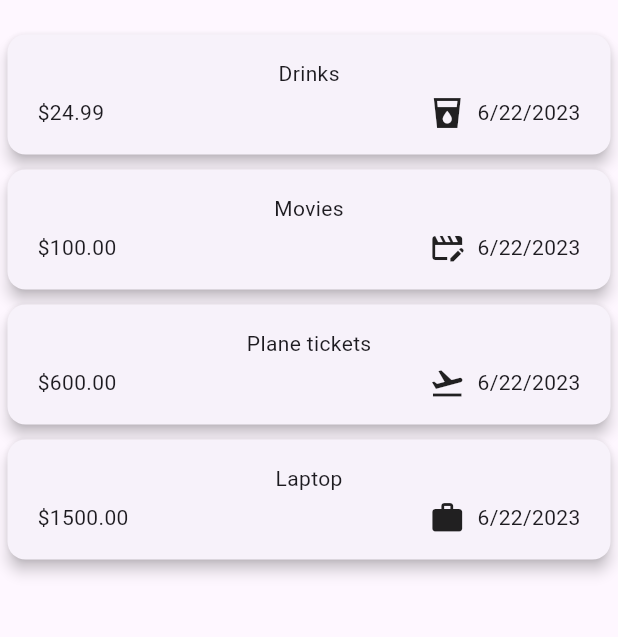
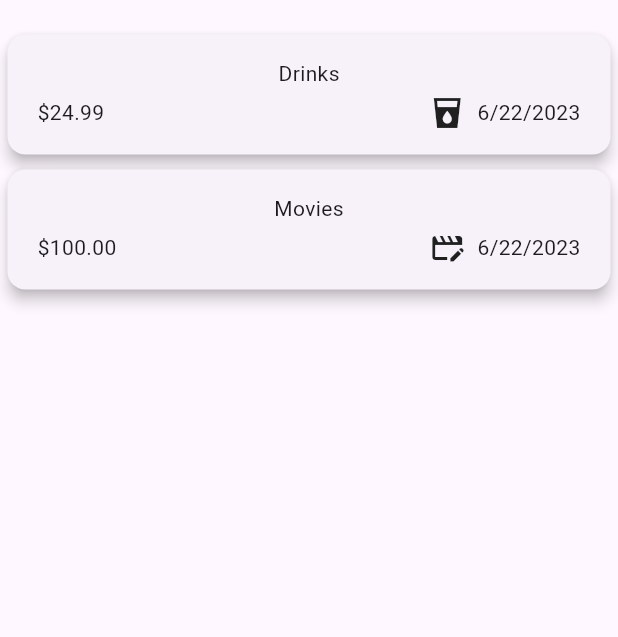
Before and after one commit to GetRighhttt/ExpenseTrackerFlutter, a Flutter app: the screen it shows after launch, on a phone screen of 412 x 824 dp, the part 57-694 px from its top. Run offline on Flutter 3.47's test engine with Material 2 defaults, Android fonts, the phone set to English and light mode, and no system bars; missing offline and left inert: dart:ffi.

Commit message:
cleaning up some code.

```diff
--- a/expense_tracker/lib/pages/expense_page.dart
+++ b/expense_tracker/lib/pages/expense_page.dart
@@ -26,18 +26,6 @@ class _ExpenseTrackerPageState extends State<ExpenseTrackerPage> {
       amount: 100.00,
       date: DateTime.now(),
       category: Categories.leisure,
-    ),
-    Expense(
-      title: 'Plane tickets',
-      amount: 600.00,
-      date: DateTime.now(),
-      category: Categories.travel,
-    ),
-    Expense(
-      title: 'Laptop',
-      amount: 1500.00,
-      date: DateTime.now(),
-      category: Categories.work,
     ),
   ];
 
--- a/expense_tracker/lib/widgets/new_expense_widget.dart
+++ b/expense_tracker/lib/widgets/new_expense_widget.dart
@@ -95,6 +95,7 @@ class _NewExpenseWidgetState extends State<NewExpenseWidget> {
           date: _selectedDate!,
           category: _selectedCategory),
     );
+    Navigator.pop(context);
   } // end _submitExpenseData
 
   @override
```
